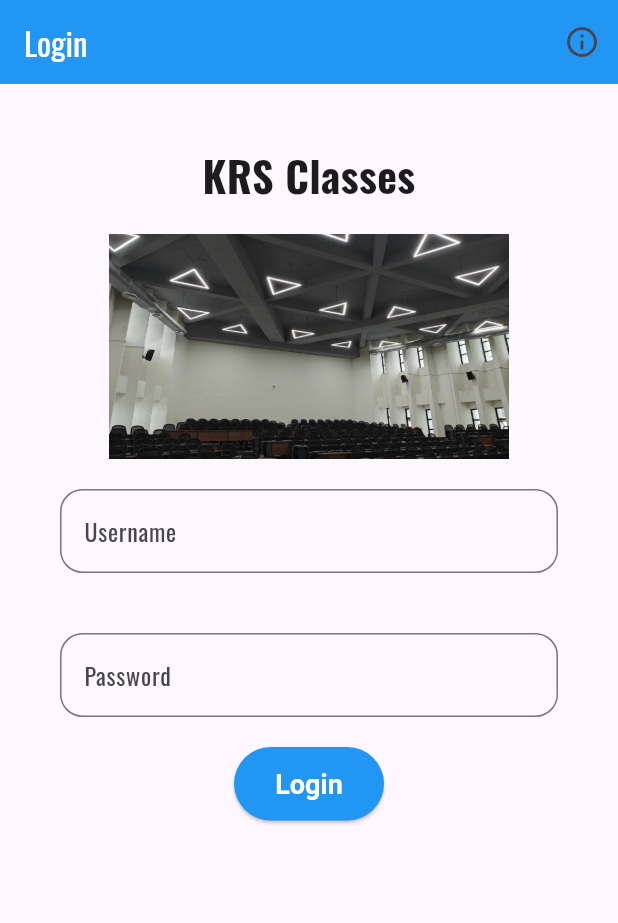
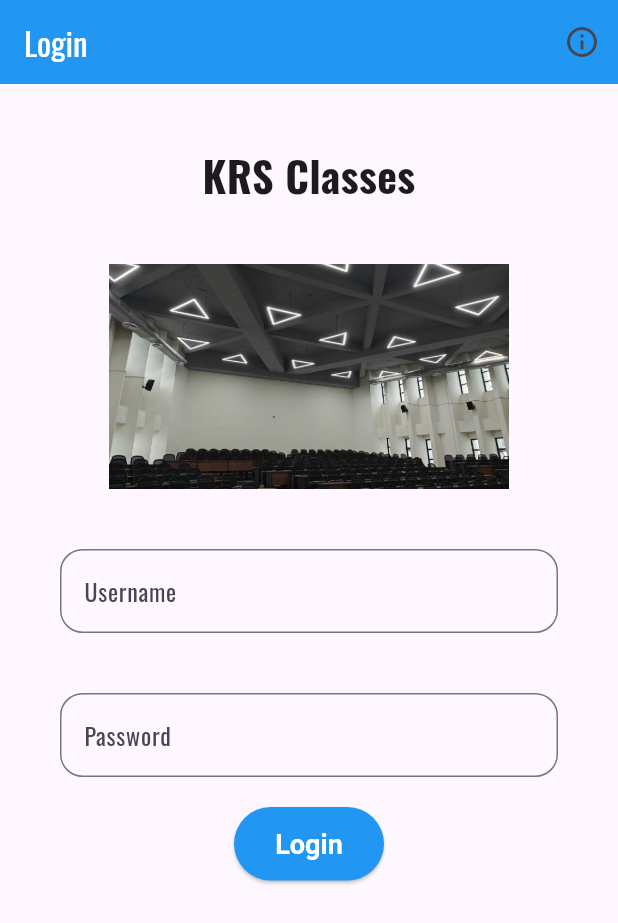
Before and after one commit to BhaswarDeepRout/flutter_application_1, a Flutter app: the screen it shows after launch, on a phone screen of 412 x 824 dp. Shown: the top 923 px of the screen. Run offline on Flutter 3.47's test engine with Material 3 defaults, Android fonts, the phone set to English and light mode, and no system bars.

Commit message:
added margin to containers

```diff
--- a/lib/main.dart
+++ b/lib/main.dart
@@ -46,14 +46,18 @@ class LoginScreen extends StatelessWidget {
           child: Column(
             crossAxisAlignment: CrossAxisAlignment.center,
             children: [
-              SizedBox(height: 20),
-              Text(
-                "KRS Classes",
-                style: TextStyle(fontSize: 28, fontWeight: FontWeight.bold),
-                textAlign: TextAlign.center,
+              Container(
+                margin: EdgeInsets.all(20),
+                child: Text(
+                  "KRS Classes",
+                  style: TextStyle(fontSize: 28, fontWeight: FontWeight.bold),
+                  textAlign: TextAlign.center,
+                ),
               ),
-              SizedBox(height: 20),
-              Image.asset("assets/Screenshot (609).png", height: 150),
+              Container(
+                margin: EdgeInsets.all(20),
+                child: Image.asset("assets/Screenshot (609).png", height: 150),
+              ),
               Container(
                 margin: EdgeInsets.all(20),
                 child: TextFormField(
```
